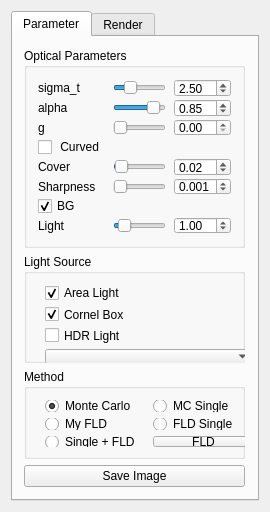
Above: glwidget/widget.ui from Joke-Dk/QtOptixVolumeRender before the change. Below: the same form after it.
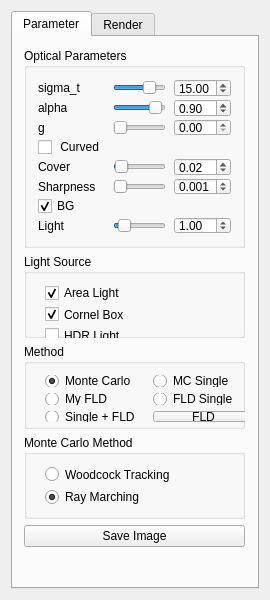
That is the form after the change.

Commit message: [UI] add the ray-marching algorithm rendering, using cloud and water scene

The edit to the form file:
```diff
--- a/glwidget/widget.ui
+++ b/glwidget/widget.ui
@@ -7,7 +7,7 @@
     <x>0</x>
     <y>0</y>
     <width>270</width>
-    <height>512</height>
+    <height>600</height>
    </rect>
   </property>
   <property name="windowTitle">
@@ -29,7 +29,7 @@
          <x>0</x>
          <y>0</y>
          <width>243</width>
-         <height>461</height>
+         <height>521</height>
         </rect>
        </property>
        <layout class="QVBoxLayout" name="verticalLayout">
@@ -69,7 +69,7 @@
              <item row="1" column="2">
               <widget class="QSlider" name="horizontalSlider_2">
                <property name="value">
-                <number>85</number>
+                <number>90</number>
                </property>
                <property name="orientation">
                 <enum>Qt::Horizontal</enum>
@@ -99,11 +99,14 @@
              </item>
              <item row="0" column="2">
               <widget class="QSlider" name="horizontalSlider">
+               <property name="maximum">
+                <number>200</number>
+               </property>
                <property name="singleStep">
                 <number>1</number>
                </property>
                <property name="value">
-                <number>25</number>
+                <number>150</number>
                </property>
                <property name="orientation">
                 <enum>Qt::Horizontal</enum>
@@ -132,7 +135,7 @@
                 <double>0.010000000000000</double>
                </property>
                <property name="value">
-                <double>0.850000000000000</double>
+                <double>0.900000000000000</double>
                </property>
               </widget>
              </item>
@@ -168,14 +171,17 @@
              </item>
              <item row="0" column="3">
               <widget class="QDoubleSpinBox" name="doubleSpinBox">
+               <property name="decimals">
+                <number>2</number>
+               </property>
                <property name="maximum">
-                <double>10.000000000000000</double>
+                <double>20.000000000000000</double>
                </property>
                <property name="singleStep">
                 <double>0.100000000000000</double>
                </property>
                <property name="value">
-                <double>2.500000000000000</double>
+                <double>15.000000000000000</double>
                </property>
               </widget>
              </item>
@@ -416,6 +422,42 @@
           </widget>
          </widget>
         </item>
+        <item>
+         <widget class="QGroupBox" name="groupBox_5">
+          <property name="title">
+           <string>Monte Carlo Method</string>
+          </property>
+          <widget class="QWidget" name="gridLayoutWidget_3">
+           <property name="geometry">
+            <rect>
+             <x>10</x>
+             <y>20</y>
+             <width>221</width>
+             <height>61</height>
+            </rect>
+           </property>
+           <layout class="QGridLayout" name="gridLayout_6">
+            <item row="0" column="0">
+             <widget class="QRadioButton" name="radioButton_woodcock">
+              <property name="text">
+               <string>Woodcock Tracking</string>
+              </property>
+             </widget>
+            </item>
+            <item row="1" column="0">
+             <widget class="QRadioButton" name="radioButton_raymarching">
+              <property name="text">
+               <string>Ray Marching</string>
+              </property>
+              <property name="checked">
+               <bool>true</bool>
+              </property>
+             </widget>
+            </item>
+           </layout>
+          </widget>
+         </widget>
+        </item>
         <item>
          <widget class="QPushButton" name="pushButton_2">
           <property name="text">
```
The commit also changes 7 other files.
